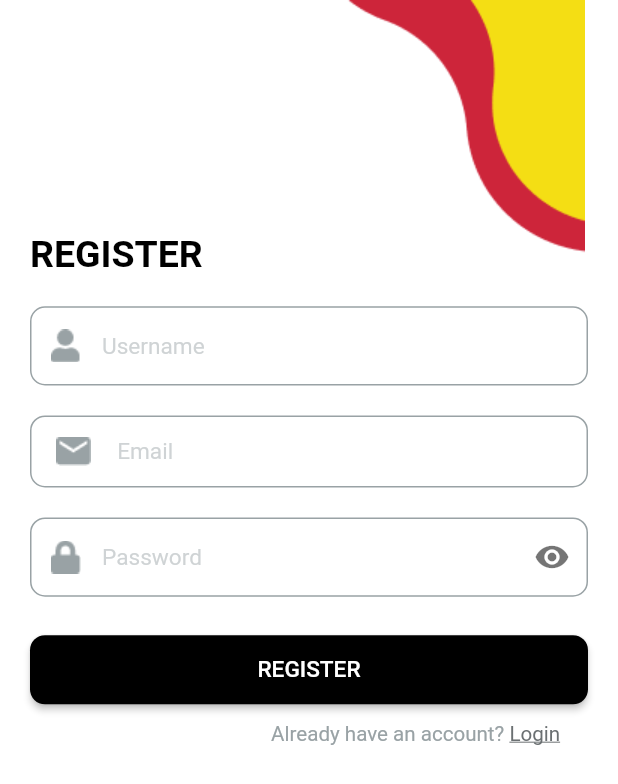
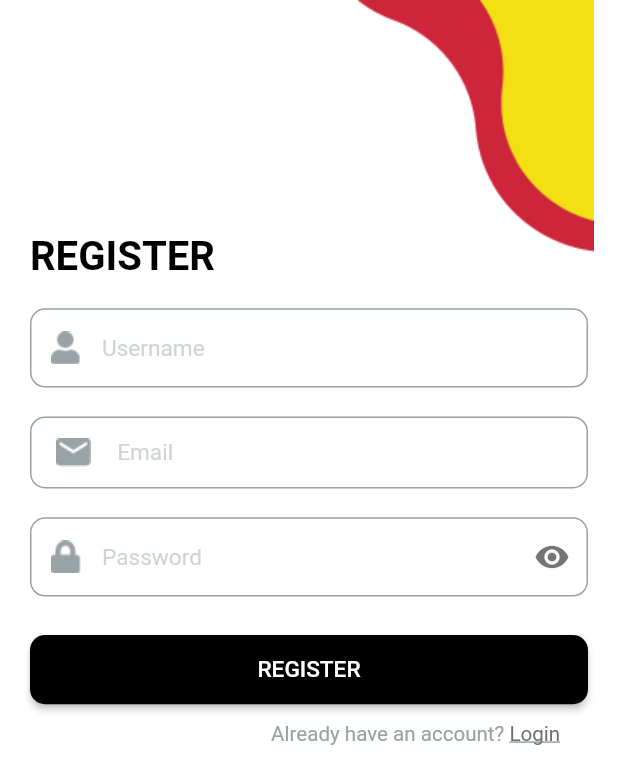
Before and after one commit to WalaaAlshaikh/ComicToonFlutter, a Flutter app: the screen it shows after launch, after a tap on "LOG IN", after a tap on "Register", on a phone screen of 412 x 824 dp. Shown: the top 784 px of the screen. Run offline on Flutter 3.47's test engine with Material 2 defaults, Android fonts, the phone set to English and light mode, and no system bars; our stand-ins replace cloud_firestore, firebase_auth, firebase_core, firebase_storage, flutter_html, get and 5 more; accounts and stored records are empty.

Commit message:
working on responsive layout

```diff
--- a/lib/views/screens/auth/login.dart
+++ b/lib/views/screens/auth/login.dart
@@ -1,6 +1,7 @@
 import 'package:comic_toon_flutter/utils/text_utils.dart';
 import 'package:flutter/material.dart';
 import 'package:get/get.dart';
+import 'package:sizer/sizer.dart';
 
 import '../../../logic/controllers/auth_controllers.dart';
 import '../../../routes.dart';
@@ -9,7 +10,6 @@ import '../../../utils/theme.dart';
 import '../../widgets/auth/auth_button.dart';
 import '../../widgets/auth/auth_text_form_field.dart';
 import '../../widgets/auth/container_under.dart';
-
 
 class LoginScreen extends StatelessWidget {
   final formKey = GlobalKey<FormState>();
@@ -23,26 +23,37 @@ class LoginScreen extends StatelessWidget {
     return SafeArea(
       child: Scaffold(
         backgroundColor: Colors.white,
-
-
         body: Stack(
           children: [
-            Positioned(child: Image.asset("assets/images/Colors.png",fit: BoxFit.fill,),left: 112,),
+            Positioned(
+              left: 28.65.w,
+              child: Image.asset(
+                "assets/images/Colors.png",
+                fit: BoxFit.fill,
+              ),
+            ),
             Column(
               children: [
                 SizedBox(
                   width: double.infinity,
                   height: MediaQuery.of(context).size.height / 1.27,
                   child: Padding(
-                    padding: const EdgeInsets.only(left: 20, right: 20, top: 10),
+                    padding:
+                        const EdgeInsets.only(left: 20, right: 20, top: 10),
                     child: Form(
                       key: formKey,
                       child: Column(
                         mainAxisAlignment: MainAxisAlignment.center,
                         children: [
-                         const Align(alignment: Alignment.centerLeft,child: TextUtils(text: "LOGIN", color: Colors.black, fontWeight: FontWeight.bold, fontSize: 25)),
-                          const SizedBox(
-                            height: 20,
+                          Align(
+                              alignment: Alignment.centerLeft,
+                              child: TextUtils(
+                                  text: "LOGIN",
+                                  color: Colors.black,
+                                  fontWeight: FontWeight.bold,
+                                  fontSize: 19.5.sp)),
+                          SizedBox(
+                            height: 2.34.h,
                           ),
                           AuthTextFromField(
                             controller: emailController,
@@ -61,14 +72,15 @@ class LoginScreen extends StatelessWidget {
                             suffixIcon: const Text(""),
                             hintText: 'Email',
                           ),
-                          const SizedBox(
-                            height: 20,
+                          SizedBox(
+                            height: 2.34.h,
                           ),
                           GetBuilder<AuthController>(builder: (_) {
                             return AuthTextFromField(
                               maxLines: 1,
                               controller: passwordController,
-                              obscureText: controller.isVisibilty ? false : true,
+                              obscureText:
+                                  controller.isVisibilty ? false : true,
                               validator: (value) {
                                 if (value.toString().length < 6) {
                                   return 'Password should be longer than 6 characters';
@@ -101,18 +113,18 @@ class LoginScreen extends StatelessWidget {
                             alignment: Alignment.centerRight,
                             child: TextButton(
                                 onPressed: () {
-                                   Get.toNamed(Routes.forgotPasswordScreen);
+                                  Get.toNamed(Routes.forgotPasswordScreen);
                                 },
                                 child: TextUtils(
                                     text: "Forgot password?",
                                     fontWeight: FontWeight.normal,
-                                    fontSize: 12,
+                                    fontSize: 9.5.sp,
                                     color: Get.isDarkMode
                                         ? Colors.white
                                         : Colors.grey)),
                           ),
-                          const SizedBox(
-                            height: 10,
+                          SizedBox(
+                            height: 1.07.h,
                           ),
                           GetBuilder<AuthController>(builder: (_) {
                             return AuthButton(
@@ -125,26 +137,23 @@ class LoginScreen extends StatelessWidget {
 
                                   controller.loginUsingFierbase(
                                       email: email, password: password);
-
                                 }
                                 showDialog(
                                   context: context,
                                   builder: (context) {
-                                    return const Center(child: CircularProgressIndicator());
-
+                                    return const Center(
+                                        child: CircularProgressIndicator());
                                   },
-
                                 );
                               },
                             );
                           }),
-                          const SizedBox(
-                            height: 5,
+                          SizedBox(
+                            height: 0.54.h,
                           ),
                           Align(
                             alignment: Alignment.centerRight,
-                            child:
-                            Container_Under(
+                            child: Container_Under(
                               text: "Don't have an account? ",
                               onPressed: () {
                                 Get.offNamed(Routes.signUpScreen);
@@ -152,17 +161,11 @@ class LoginScreen extends StatelessWidget {
                               typetext: 'Register',
                             ),
                           ),
-
-
                         ],
                       ),
                     ),
                   ),
                 ),
-
-
-
-
               ],
             ),
           ],
--- a/lib/views/screens/auth/register.dart
+++ b/lib/views/screens/auth/register.dart
@@ -1,4 +1,3 @@
-
 import 'package:comic_toon_flutter/utils/text_utils.dart';
 import 'package:flutter/material.dart';
 import 'package:get/get.dart';
@@ -13,138 +12,160 @@ import '../../widgets/auth/auth_button.dart';
 import '../../widgets/auth/auth_text_form_field.dart';
 import '../../widgets/auth/container_under.dart';
 
-
-
 class RegisterScreen extends StatelessWidget {
-  final formKey=GlobalKey<FormState>();
-  final TextEditingController nameController =TextEditingController();
-  final TextEditingController emailController =TextEditingController();
-  final TextEditingController passwordController =TextEditingController();
-  final controller= Get.find<AuthController>();
+  final formKey = GlobalKey<FormState>();
+  final TextEditingController nameController = TextEditingController();
+  final TextEditingController emailController = TextEditingController();
+  final TextEditingController passwordController = TextEditingController();
+  final controller = Get.find<AuthController>();
   RegisterScreen({Key? key}) : super(key: key);
-
-
 
   @override
   Widget build(BuildContext context) {
-    return  SafeArea(
+    return SafeArea(
       child: Scaffold(
         backgroundColor: Colors.white,
-
         body: Stack(
           children: [
-            Positioned(child: Image.asset("assets/images/Colors.png",fit: BoxFit.fill,),left: 112,),
+            Positioned(
+              left: 28.65.w,
+              child: Image.asset(
+                "assets/images/Colors.png",
+                fit: BoxFit.fill,
+              ),
+            ),
             Column(
               children: [
                 SizedBox(
-                  width:double.infinity,
+                  width: double.infinity,
                   height: MediaQuery.of(context).size.height / 1.27,
-                  child:Padding(
-                    padding: EdgeInsets.only(left: 20, right: 20, top: 10),
+                  child: Padding(
+                    padding:
+                        const EdgeInsets.only(left: 20, right: 20, top: 10),
                     child: Form(
-                    key:formKey ,
+                      key: formKey,
                       child: Column(
                         mainAxisAlignment: MainAxisAlignment.center,
-
                         children: [
-                        const Align(alignment: Alignment.centerLeft,child: TextUtils(text: "REGISTER", color: Colors.black, fontWeight: FontWeight.bold, fontSize: 25)),
-                        const SizedBox(
-                          height: 20,
+                          Align(
+                              alignment: Alignment.centerLeft,
+                              child: TextUtils(
+                                  text: "REGISTER",
+                                  color: Colors.black,
+                                  fontWeight: FontWeight.bold,
+                                  fontSize: 19.5.sp)),
+                          SizedBox(
+                            height: 2.34.h,
                           ),
                           AuthTextFromField(
                             controller: nameController,
                             maxLines: 1,
                             obscureText: false,
-                          validator: (value){
-
-                            if(value.toString().length<=2 || !RegExp(validationName).hasMatch(value)){
+                            validator: (value) {
+                              if (value.toString().length <= 2 ||
+                                  !RegExp(validationName).hasMatch(value)) {
                                 return "Enter valid Username";
-                            } else{
+                              } else {
                                 return null;
                               }
-
-
                             },
-                          prefixIcon: Image.asset("assets/images/user.png",color: mainColor,),
+                            prefixIcon: Image.asset(
+                              "assets/images/user.png",
+                              color: mainColor,
+                            ),
                             suffixIcon: const Text(""),
                             hintText: 'Username',
-
                           ),
-                        const SizedBox(height: 20,),
+                          SizedBox(
+                            height: 2.34.h,
+                          ),
                           AuthTextFromField(
                             maxLines: 1,
                             controller: emailController,
                             obscureText: false,
-                          validator: (value){
-                            if( !RegExp(validationEmail).hasMatch(value)){
+                            validator: (value) {
+                              if (!RegExp(validationEmail).hasMatch(value)) {
                                 return "Invalid Email";
-                            } else{
+                              } else {
                                 return null;
                               }
                             },
-                          prefixIcon: Image.asset("assets/images/email.png",color: mainColor,),
+                            prefixIcon: Image.asset(
+                              "assets/images/email.png",
+                              color: mainColor,
+                            ),
                             suffixIcon: const Text(""),
                             hintText: 'Email',
-
                           ),
-                        const SizedBox(height: 20,),
-                        GetBuilder<AuthController>(
-                            builder:(_) {
+                          SizedBox(
+                            height: 2.34.h,
+                          ),
+                          GetBuilder<AuthController>(builder: (_) {
                             return AuthTextFromField(
                               maxLines: 1,
                               controller: passwordController,
-                                obscureText: controller.isVisibilty ?false : true,
-                                validator: (value){
-                                  if(value.toString().length <6){
+                              obscureText:
+                                  controller.isVisibilty ? false : true,
+                              validator: (value) {
+                                if (value.toString().length < 6) {
                                   return 'Password should be longer than 6 characters';
-                                  }else{
-                                    return null ;
+                                } else {
+                                  return null;
                                 }
                               },
-                                prefixIcon: Image.asset("assets/images/lock.png",color: mainColor,),
-                                suffixIcon: IconButton(onPressed: (){
+                              prefixIcon: Image.asset(
+                                "assets/images/lock.png",
+                                color: mainColor,
+                              ),
+                              suffixIcon: IconButton(
+                                onPressed: () {
                                   controller.Visibilty();
-
-
-                                },icon: controller.isVisibilty? const Icon(Icons.visibility_off , color: Colors.black54,)
-                                  : const Icon(Icons.visibility, color: Colors.black54,),),
+                                },
+                                icon: controller.isVisibilty
+                                    ? const Icon(
+                                        Icons.visibility_off,
+                                        color: Colors.black54,
+                                      )
+                                    : const Icon(
+                                        Icons.visibility,
+                                        color: Colors.black54,
+                                      ),
+                              ),
                               hintText: 'Password',
-
                             );
-                            } ),
-                       SizedBox(height: 3.h,),
-
-                       GetBuilder<AuthController>(builder: (_){
-                         return  AuthButton(
+                          }),
+                          SizedBox(
+                            height: 3.h,
+                          ),
+                          GetBuilder<AuthController>(builder: (_) {
+                            return AuthButton(
                               text: "REGISTER",
                               onPressed: () {
-                             if(formKey.currentState!.validate()){
-
-                               String name=nameController.text.trim();
-                               String email=emailController.text.trim();
-                               String password=passwordController.text;
+                                if (formKey.currentState!.validate()) {
+                                  String name = nameController.text.trim();
+                                  String email = emailController.text.trim();
+                                  String password = passwordController.text;
                                   controller.signUpUsingFirebase(
                                       name: name,
                                       email: email,
                                       password: password);
-
-
                                 }
                                 showDialog(
                                   context: context,
                                   builder: (context) {
-                                 return const Center(child: CircularProgressIndicator());
+                                    return const Center(
+                                        child: CircularProgressIndicator());
                                   },
                                 );
-
-                         }
-                         ,);
+                              },
+                            );
                           }),
-                        SizedBox(height: 0.5.h,),
+                          SizedBox(
+                            height: 0.5.h,
+                          ),
                           Align(
                             alignment: Alignment.centerRight,
-                          child:
-                          Container_Under(
+                            child: Container_Under(
                               text: "Already have an account? ",
                               onPressed: () {
                                 Get.offNamed(Routes.loginScreen);
@@ -152,17 +173,15 @@ class RegisterScreen extends StatelessWidget {
                               typetext: 'Login',
                             ),
                           ),
-
                         ],
                       ),
-                  ),),),
-
+                    ),
+                  ),
+                ),
               ],
             ),
           ],
         ),
-
-
       ),
     );
   }
--- a/lib/views/widgets/auth/auth_text_form_field.dart
+++ b/lib/views/widgets/auth/auth_text_form_field.dart
@@ -38,11 +38,11 @@ class AuthTextFromField extends StatelessWidget {
       keyboardType: TextInputType.text,
       validator: (value) => validator(value),
       decoration: InputDecoration(
-          contentPadding: EdgeInsets.all(10),
+          contentPadding: const EdgeInsets.all(10),
           fillColor: Colors.white,
           prefixIcon: prefixIcon,
           prefixText: numCode,
-          prefixStyle: TextStyle(color: labalColor),
+          prefixStyle: const TextStyle(color: labalColor),
           suffixIcon: suffixIcon,
           hintText: hintText,
           hintStyle: TextStyle(
--- a/lib/views/widgets/comic/carditem.dart
+++ b/lib/views/widgets/comic/carditem.dart
@@ -2,6 +2,7 @@ import 'package:comic_toon_flutter/logic/controllers/comic_controller.dart';
 import 'package:comic_toon_flutter/models/comic_model.dart';
 import 'package:flutter/material.dart';
 import 'package:get/get.dart';
+import 'package:sizer/sizer.dart';
 
 import '../../../utils/theme.dart';
 import '../../screens/comic/comic_detail.dart';
@@ -26,8 +27,8 @@ final controller =Get.find<ComicController>();
               :
           GridView.builder(
             itemCount: controller.searchList.isEmpty? controller.comicList.length : controller.searchList.length,
-            gridDelegate: const SliverGridDelegateWithMaxCrossAxisExtent(
-                childAspectRatio: 0.93,
+            gridDelegate:  SliverGridDelegateWithMaxCrossAxisExtent(
+                childAspectRatio: 0.109.h,
                 mainAxisSpacing: 10,
                 crossAxisSpacing: 2,
                 maxCrossAxisExtent: 200
```
Also changed, not shown: lib/views/screens/auth/forgot_password.dart (+54 -44 lines), lib/views/screens/comic/comic_detail.dart (+18 -25 lines), lib/views/screens/comic/favourite.dart (+20 -20 lines), lib/views/screens/comic/home.dart (+8 -7 lines). Lines whose indentation alone changed are shown as unchanged.
